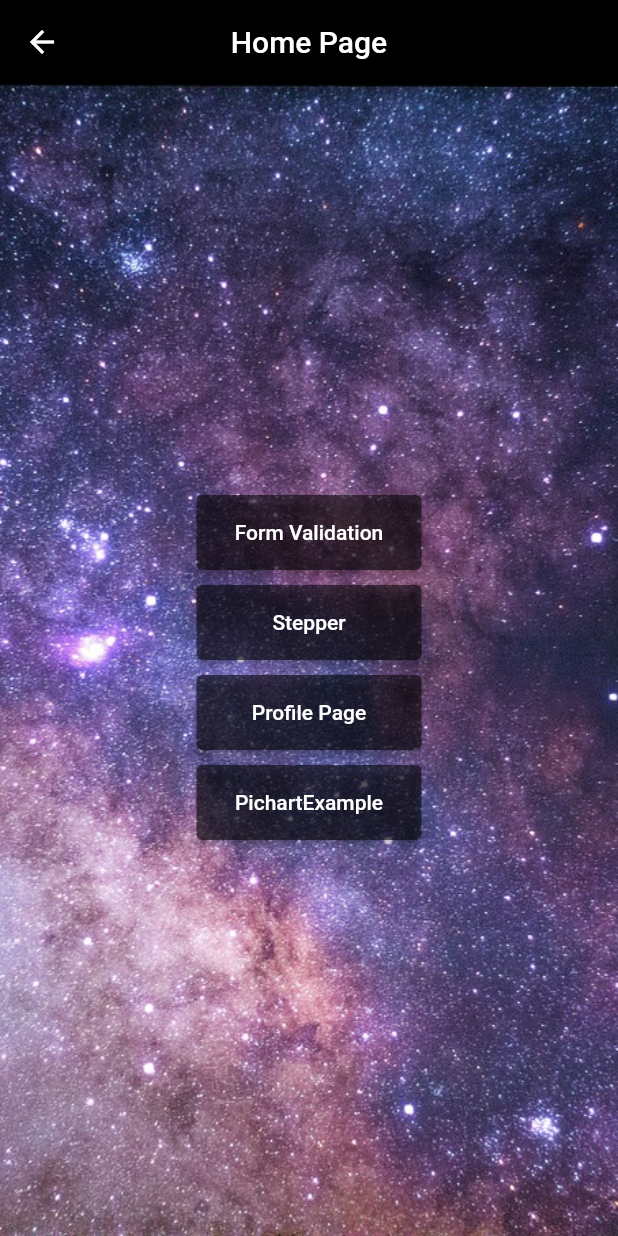
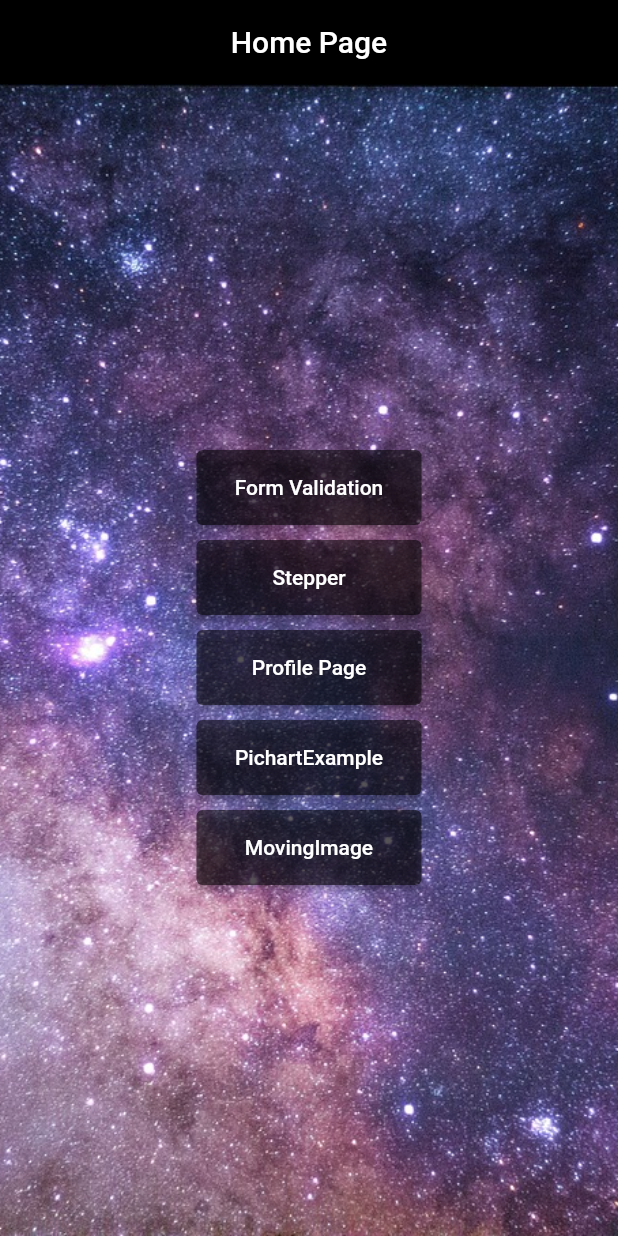
Before and after one commit to kitashio/ore_chans_app, a Flutter app: the HomePage screen opened directly, on a phone screen of 412 x 824 dp. Run offline on Flutter 3.47's test engine with Material 2 defaults, Android fonts, the phone set to English and light mode, and no system bars; our stand-ins replace cloud_firestore, curved_navigation_bar, dio, firebase_auth, firebase_core, fl_chart and 5 more; accounts and stored records are empty; generated files the repository leaves out were written again.

```diff
--- a/lib/main.dart
+++ b/lib/main.dart
@@ -2,7 +2,7 @@ import 'package:firebase_core/firebase_core.dart';
 import 'package:flutter/material.dart';
 import 'package:flutter_riverpod/flutter_riverpod.dart';
 import 'package:ore_chans_app/firebase_options.dart';
-import 'package:ore_chans_app/widget_cookbook/ui/bottom_navigation/home_page.dart';
+import 'package:ore_chans_app/widget_cookbook/ui/home_page.dart';
 
 Future<void> main() async {
   WidgetsFlutterBinding.ensureInitialized();
@@ -27,7 +27,7 @@ class MyApp extends StatelessWidget {
           centerTitle: true,
         ),
       ),
-      home: const BottomNavigationPage(),
+      home: const HomePage(),
     );
   }
 }
--- a/lib/widget_cookbook/ui/home_page.dart
+++ b/lib/widget_cookbook/ui/home_page.dart
@@ -1,5 +1,6 @@
 import 'package:flutter/material.dart';
 import 'package:ore_chans_app/widget_cookbook/extension/extension.dart';
+import 'package:ore_chans_app/widget_cookbook/ui/animation/moving_image.dart';
 import 'package:ore_chans_app/widget_cookbook/ui/form_validation/view/form_validation.dart';
 import 'package:ore_chans_app/widget_cookbook/ui/pichart/pichart_example.dart';
 import 'package:ore_chans_app/widget_cookbook/ui/profile/profile_page.dart';
@@ -79,6 +80,19 @@ class HomePage extends StatelessWidget {
                 },
                 title: 'PichartExample',
               ),
+              const SizedBox(
+                height: 10,
+              ),
+              CustomElevatedButton(
+                backgroundColor: Colors.black54,
+                foregroundColor: Colors.white,
+                width: 150,
+                height: 50,
+                onPressed: () {
+                  context.to(const MovingImage());
+                },
+                title: 'MovingImage',
+              ),
             ],
           ),
         ),
--- a/pubspec.yaml
+++ b/pubspec.yaml
@@ -77,6 +77,7 @@ flutter:
   # To add assets to your application, add an assets section, like this:
   assets:
     - images/photo/universe.jpg
+    - images/photo/cathat.png
   #   - images/a_dot_ham.jpeg
 
   # An image asset can refer to one or more resolution-specific "variants", see
```
Also changed, not shown: lib/widget_cookbook/ui/animation/moving_image.dart (added, +48 -0 lines), images/photo/cathat.png (added), 1 other file.
